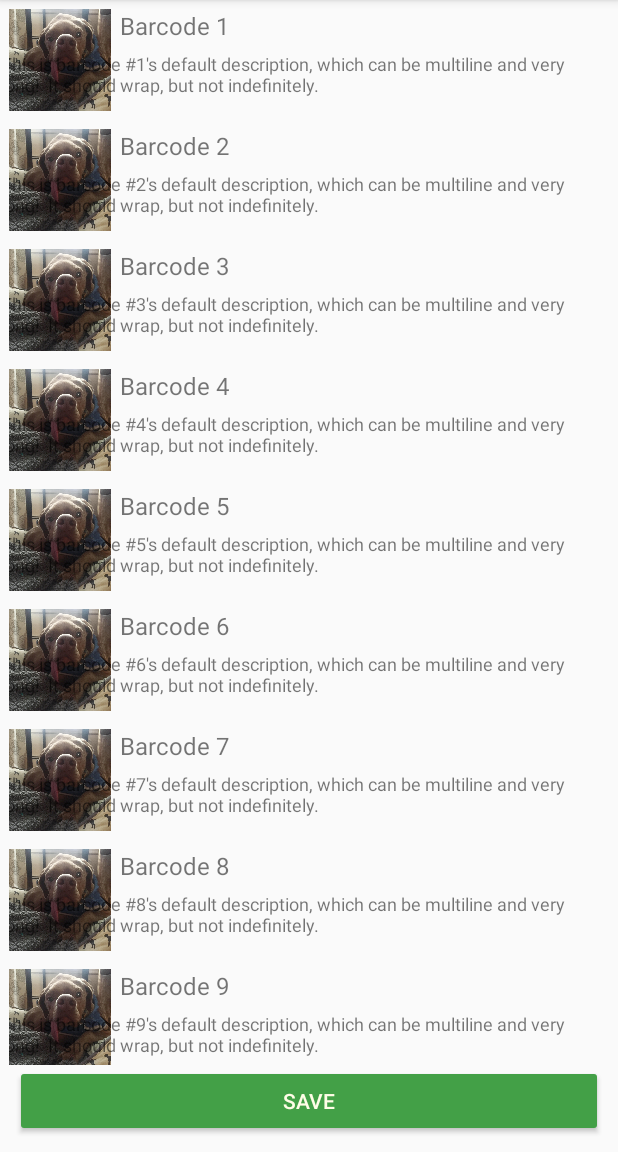
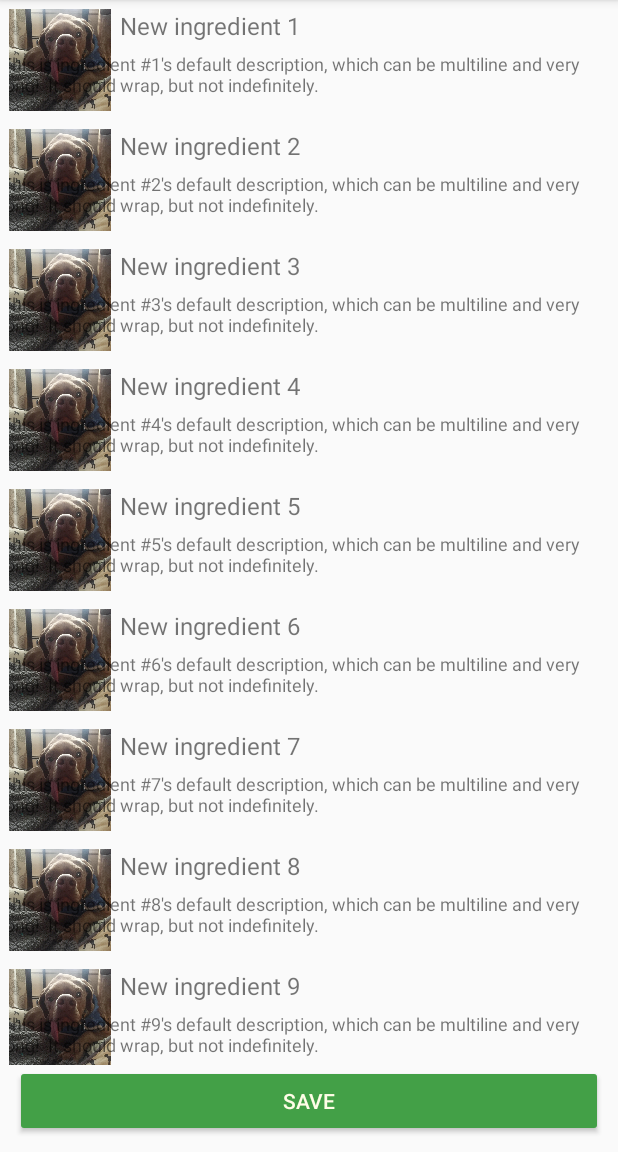
Before and after one commit to DoYeunKim/HCI_CookVentory, an Android app: the ListOfNewIngredients screen opened directly, with no data from a screen before it, on a phone screen of 412 x 824 dp, the part 84-1236 px from its top. Run offline under Robolectric (Android 15) with nearby library versions, the phone set to English and light mode, and no system bars.

Commit message:
Removed redundant TODO Renamed barcode list to ingredient list (because it isn't actually a list of barcodes) Refactored new-ingredient list to display ingredients rather than barcodes Removed barcode item

```diff
--- a/app/src/main/AndroidManifest.xml
+++ b/app/src/main/AndroidManifest.xml
@@ -41,7 +41,7 @@
             android:label="@string/app_name"
             android:screenOrientation="sensor"
             android:theme="@style/AppTheme.NoActionBar" />
-        <activity android:name=".ListOfBarcodes" />
+        <activity android:name=".ListOfNewIngredients" />
     </application>
 
 </manifest>
--- a/app/src/main/java/com/example/ehdus/testscan/Barcode.java
+++ /dev/null
@@ -1,44 +0,0 @@
-package com.example.ehdus.testscan;
-
-class Barcode {
-    private String name, desc;
-    private int pic;
-
-
-    private String id;
-    private String title;
-
-    public Barcode(String name) {
-        this.name = name;
-    }
-
-    Barcode(String in1, String in2, int in3) {
-        name = in1;
-        desc = in2;
-        pic = in3;
-    }
-
-    public String getName() {
-        return name;
-    }
-
-    public void setName(String in) {
-        name = in;
-    }
-
-    public String getDesc() {
-        return desc;
-    }
-
-    public void setDesc(String in) {
-        desc = in;
-    }
-
-    public int getPic() {
-        return pic;
-    }
-
-    public void setPic(int in) {
-        pic = in;
-    }
-}
--- a/app/src/main/java/com/example/ehdus/testscan/BarcodeScanner.java
+++ b/app/src/main/java/com/example/ehdus/testscan/BarcodeScanner.java
@@ -192,7 +192,7 @@ public class BarcodeScanner
             @Override
             public void onClick(View v) {
                 mBarcodePicker.stopScanning();
-                Intent theList = new Intent(BarcodeScanner.this, ListOfBarcodes.class);
+                Intent theList = new Intent(BarcodeScanner.this, ListOfNewIngredients.class);
                 theList.putExtra("barcode", barcodeString);
                 startActivity(theList);
             }
--- a/app/src/main/java/com/example/ehdus/testscan/ListOfBarcodes.java
+++ b/app/src/main/java/com/example/ehdus/testscan/ListOfNewIngredients.java
@@ -23,7 +23,7 @@ import java.net.MalformedURLException;
 import java.net.URL;
 import java.util.*;
 
-public class ListOfBarcodes extends AppCompatActivity {
+public class ListOfNewIngredients extends AppCompatActivity {
 
     private ArrayList<Ingredient> ingredients = new ArrayList<>();
 
@@ -38,13 +38,13 @@ public class ListOfBarcodes extends AppCompatActivity {
         else
             barcodeReceived = "Error";
 
-        setContentView(R.layout.activity_list_of_barcodes);
+        setContentView(R.layout.activity_new_ingredients);
 
         RecyclerView rv = findViewById(R.id.barcode_list);
 
         rv.setHasFixedSize(true);
         rv.setLayoutManager(new LinearLayoutManager(this));
-        rv.setAdapter(new BarcodeAdapter(barcodeImport()));
+        rv.setAdapter(new NewIngredientAdapter(barcodeImport()));
 
         System.out.println(barcodeReceived);
 
@@ -61,27 +61,11 @@ public class ListOfBarcodes extends AppCompatActivity {
             new barcodeImport().execute(URL);
         }
 
-
-//        FloatingActionButton activityConfirmButton = findViewById(R.id.showBarcode);
-//        activityConfirmButton.setOnClickListener(new View.OnClickListener() {
-//            @Override
-//            public void onClick(View v) {
-//                Snackbar snackbar = null;
-//                if (barcodeReceived != null) {
-//                    snackbar = Snackbar
-//                            .make(findViewById(R.id.showBarcode), barcodeReceived, Snackbar.LENGTH_SHORT);
-//                    System.out.println(barcodeReceived);
-//                }
-//
-//                Objects.requireNonNull(snackbar).show();
-//            }
-//        });
-
         Button saveAndQuit = findViewById(R.id.backToMain);
         saveAndQuit.setOnClickListener(new View.OnClickListener() {
             @Override
             public void onClick(View v) {
-                Intent checkMain = new Intent(ListOfBarcodes.this, MainActivity.class);
+                Intent checkMain = new Intent(ListOfNewIngredients.this, MainActivity.class);
                 checkMain.setFlags(Intent.FLAG_ACTIVITY_CLEAR_TOP);
                 checkMain.putExtra("EXIT", true);
                 startActivity(checkMain);
@@ -96,15 +80,15 @@ public class ListOfBarcodes extends AppCompatActivity {
         finish();
     }
 
-    //TODO: Barcode import
-    private ArrayList<Barcode> barcodeImport() {
+    //TODO: ingredient import from barcodes
+    private ArrayList<Ingredient> barcodeImport() {
 
-        ArrayList<Barcode> barcodes = new ArrayList<>();
+        ArrayList<Ingredient> newIngredients = new ArrayList<>();
 
         for (int i = 1; i <= 10; i++) {
-            barcodes.add(new Barcode("Barcode " + i, "This is barcode #" + i + "'s default description, which can be multiline and very long!  It should wrap, but not indefinitely.", R.drawable.temp));
+            newIngredients.add(new Ingredient("New ingredient " + i, "This is ingredient #" + i + "'s default description, which can be multiline and very long!  It should wrap, but not indefinitely.", R.drawable.temp));
         }
-        return barcodes;
+        return newIngredients;
     }
 
 
--- a/app/src/main/java/com/example/ehdus/testscan/MainActivity.java
+++ b/app/src/main/java/com/example/ehdus/testscan/MainActivity.java
@@ -72,7 +72,6 @@ public class MainActivity extends AppCompatActivity {
     public boolean onCreateOptionsMenu(Menu menu) {
         getMenuInflater().inflate(R.menu.menu_main, menu);
 
-        // TODO: block users from changing tabs while search is open
         // INIT: search manager
         //  calls filter object inside search class when text is updated or submitted in searchbar
         SearchManager sm = (SearchManager) getSystemService(Context.SEARCH_SERVICE);
--- a/app/src/main/java/com/example/ehdus/testscan/BarcodeAdapter.java
+++ b/app/src/main/java/com/example/ehdus/testscan/NewIngredientAdapter.java
@@ -10,29 +10,29 @@ import android.widget.TextView;
 
 import java.util.ArrayList;
 
-public class BarcodeAdapter extends RecyclerView.Adapter<BarcodeAdapter.ViewHolder> {
+public class NewIngredientAdapter extends RecyclerView.Adapter<NewIngredientAdapter.ViewHolder> {
 
-    private static ArrayList<Barcode> mBarcodes;
+    private static ArrayList<Ingredient> mIngredients;
 
-    BarcodeAdapter(ArrayList<Barcode> barcodes) {
-        mBarcodes = barcodes;
+    NewIngredientAdapter(ArrayList<Ingredient> ingredients) {
+        mIngredients = ingredients;
     }
 
     // Create new views (invoked by the layout manager)
     @Override
     @NonNull
-    public BarcodeAdapter.ViewHolder onCreateViewHolder(@NonNull ViewGroup parent,
-                                                        int viewType) {
-        return new BarcodeAdapter.ViewHolder(LayoutInflater.from(parent.getContext())
-                .inflate(R.layout.barcode_item, parent, false));
+    public NewIngredientAdapter.ViewHolder onCreateViewHolder(@NonNull ViewGroup parent,
+                                                              int viewType) {
+        return new NewIngredientAdapter.ViewHolder(LayoutInflater.from(parent.getContext())
+                .inflate(R.layout.pantry_item, parent, false));
     }
 
     // Replace the contents of a view (invoked by the layout manager)
     @Override
-    public void onBindViewHolder(@NonNull BarcodeAdapter.ViewHolder holder, int pos) {
+    public void onBindViewHolder(@NonNull NewIngredientAdapter.ViewHolder holder, int pos) {
         // - get element from your dataset at this position
         // - replace the contents of the view with that element
-        Barcode r = mBarcodes.get(pos);
+        Ingredient r = mIngredients.get(pos);
         holder.mName.setText(r.getName());
         holder.mDesc.setText(r.getDesc());
         holder.mPic.setImageResource(r.getPic());
@@ -42,7 +42,7 @@ public class BarcodeAdapter extends RecyclerView.Adapter<BarcodeAdapter.ViewHold
     // Return the size of your dataset (invoked by the layout manager)
     @Override
     public int getItemCount() {
-        return mBarcodes.size();
+        return mIngredients.size();
     }
 
     static class ViewHolder extends RecyclerView.ViewHolder {
@@ -51,9 +51,9 @@ public class BarcodeAdapter extends RecyclerView.Adapter<BarcodeAdapter.ViewHold
 
         private ViewHolder(View itemView) {
             super(itemView);
-            mName = itemView.findViewById(R.id.b_name);
-            mDesc = itemView.findViewById(R.id.b_desc);
-            mPic = itemView.findViewById(R.id.b_pic);
+            mName = itemView.findViewById(R.id.p_name);
+            mDesc = itemView.findViewById(R.id.p_desc);
+            mPic = itemView.findViewById(R.id.p_pic);
         }
     }
 }
--- a/app/src/main/res/layout/activity_list_of_barcodes.xml
+++ b/app/src/main/res/layout/activity_new_ingredients.xml
@@ -5,7 +5,7 @@
     android:id="@+id/coordinatorLayout"
     android:layout_width="match_parent"
     android:layout_height="match_parent"
-    tools:context=".ListOfBarcodes">
+    tools:context=".ListOfNewIngredients">
 
     <android.support.v7.widget.RecyclerView
         android:id="@+id/barcode_list"
--- a/app/src/main/res/layout/barcode_item.xml
+++ /dev/null
@@ -1,45 +0,0 @@
-<android.support.constraint.ConstraintLayout xmlns:android="http://schemas.android.com/apk/res/android"
-    xmlns:app="http://schemas.android.com/apk/res-auto"
-    android:id="@+id/relativeLayout"
-    android:layout_width="match_parent"
-    android:layout_height="?android:attr/listPreferredItemHeightLarge"
-    android:padding="6dip">
-
-    <ImageView
-        android:id="@+id/b_pic"
-        android:layout_height="match_parent"
-        android:layout_width="wrap_content"
-        android:adjustViewBounds="true"
-        android:contentDescription="@string/pic"
-        android:src="@drawable/ic_launcher_foreground"
-        app:layout_constraintBottom_toBottomOf="parent"
-        app:layout_constraintLeft_toLeftOf="parent"
-        app:layout_constraintTop_toTopOf="parent" />
-
-    <TextView
-        android:id="@+id/b_name"
-        android:layout_width="wrap_content"
-        android:layout_height="wrap_content"
-        android:layout_alignWithParentIfMissing="true"
-        android:layout_marginStart="6dip"
-        android:text="@string/name"
-        android:textSize="16sp"
-        app:layout_constraintLeft_toRightOf="@id/b_pic"
-        app:layout_constraintTop_toTopOf="parent" />
-
-    <TextView
-        android:id="@+id/b_desc"
-        android:layout_width="0dp"
-        android:layout_height="wrap_content"
-        android:layout_marginLeft="6dp"
-        android:layout_marginRight="6dp"
-        android:layout_marginTop="6dip"
-        android:ellipsize="end"
-        android:maxLines="2"
-        android:text="@string/desc"
-        android:textSize="12sp"
-        app:layout_constraintEnd_toEndOf="parent"
-        app:layout_constraintLeft_toRightOf="@id/b_pic"
-        app:layout_constraintTop_toBottomOf="@+id/b_name" />
-
-</android.support.constraint.ConstraintLayout>
```
